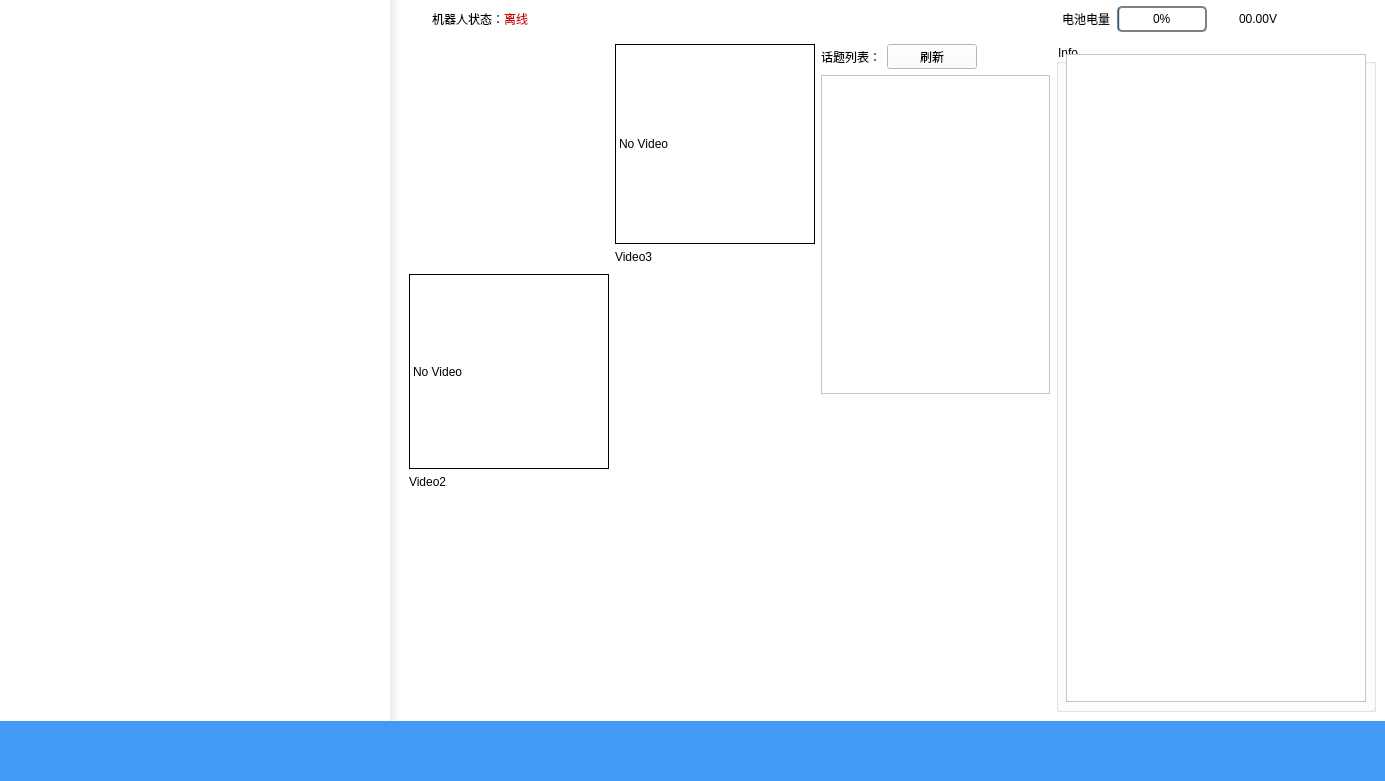
Old version of the form ui/main_window.ui in the repository chengyangkj/Ros_Qt5_Gui_App.
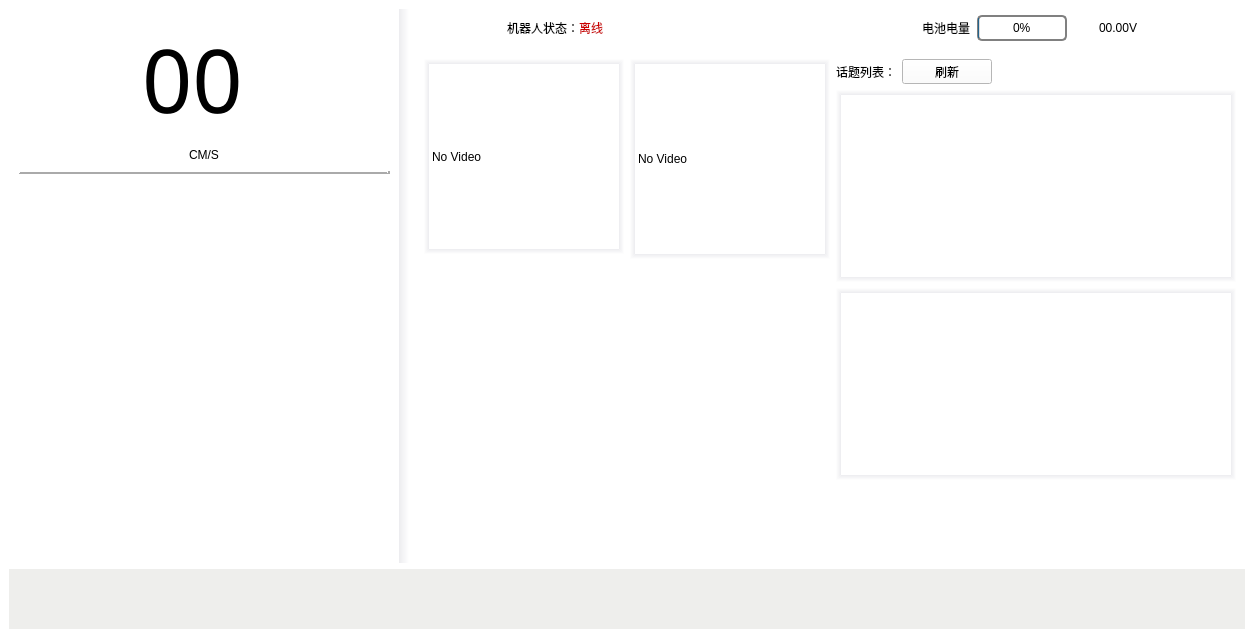
New version of the form. The open tabs and pages were chosen to show the change. Icons and pictures are not drawn.

What changed in the file:
```diff
--- a/ui/main_window.ui
+++ b/ui/main_window.ui
@@ -6,8 +6,8 @@
    <rect>
     <x>0</x>
     <y>0</y>
-    <width>1385</width>
-    <height>781</height>
+    <width>1248</width>
+    <height>638</height>
    </rect>
   </property>
   <property name="windowTitle">
@@ -29,22 +29,7 @@
    <property name="styleSheet">
     <string notr="true">margin:0</string>
    </property>
-   <layout class="QVBoxLayout" name="verticalLayout_8">
-    <property name="spacing">
-     <number>0</number>
-    </property>
-    <property name="leftMargin">
-     <number>0</number>
-    </property>
-    <property name="topMargin">
-     <number>0</number>
-    </property>
-    <property name="rightMargin">
-     <number>0</number>
-    </property>
-    <property name="bottomMargin">
-     <number>0</number>
-    </property>
+   <layout class="QVBoxLayout" name="verticalLayout_10">
     <item>
      <layout class="QVBoxLayout" name="verticalLayout_6">
       <item>
@@ -76,7 +61,139 @@
           <widget class="QWidget" name="page_6">
            <layout class="QVBoxLayout" name="verticalLayout_9">
             <item>
-             <layout class="QVBoxLayout" name="verticalLayout_2"/>
+             <layout class="QVBoxLayout" name="verticalLayout_8">
+              <item>
+               <layout class="QHBoxLayout" name="horizontalLayout_8">
+                <item>
+                 <spacer name="horizontalSpacer_8">
+                  <property name="orientation">
+                   <enum>Qt::Horizontal</enum>
+                  </property>
+                  <property name="sizeHint" stdset="0">
+                   <size>
+                    <width>40</width>
+                    <height>20</height>
+                   </size>
+                  </property>
+                 </spacer>
+                </item>
+                <item>
+                 <layout class="QVBoxLayout" name="verticalLayout_2">
+                  <item>
+                   <widget class="QLabel" name="label_speed">
+                    <property name="minimumSize">
+                     <size>
+                      <width>100</width>
+                      <height>100</height>
+                     </size>
+                    </property>
+                    <property name="maximumSize">
+                     <size>
+                      <width>150</width>
+                      <height>150</height>
+                     </size>
+                    </property>
+                    <property name="font">
+                     <font>
+                      <family>TakaoPGothic</family>
+                      <pointsize>66</pointsize>
+                     </font>
+                    </property>
+                    <property name="text">
+                     <string>00</string>
+                    </property>
+                   </widget>
+                  </item>
+                  <item>
+                   <layout class="QHBoxLayout" name="horizontalLayout_6">
+                    <item>
+                     <spacer name="horizontalSpacer_9">
+                      <property name="orientation">
+                       <enum>Qt::Horizontal</enum>
+                      </property>
+                      <property name="sizeHint" stdset="0">
+                       <size>
+                        <width>40</width>
+                        <height>20</height>
+                       </size>
+                      </property>
+                     </spacer>
+                    </item>
+                    <item>
+                     <widget class="QLabel" name="label_4">
+                      <property name="maximumSize">
+                       <size>
+                        <width>40</width>
+                        <height>17</height>
+                       </size>
+                      </property>
+                      <property name="text">
+                       <string>CM/S</string>
+                      </property>
+                     </widget>
+                    </item>
+                    <item>
+                     <spacer name="horizontalSpacer_10">
+                      <property name="orientation">
+                       <enum>Qt::Horizontal</enum>
+                      </property>
+                      <property name="sizeHint" stdset="0">
+                       <size>
+                        <width>40</width>
+                        <height>20</height>
+                       </size>
+                      </property>
+                     </spacer>
+                    </item>
+                   </layout>
+                  </item>
+                 </layout>
+                </item>
+                <item>
+                 <spacer name="horizontalSpacer_7">
+                  <property name="orientation">
+                   <enum>Qt::Horizontal</enum>
+                  </property>
+                  <property name="sizeHint" stdset="0">
+                   <size>
+                    <width>40</width>
+                    <height>20</height>
+                   </size>
+                  </property>
+                 </spacer>
+                </item>
+               </layout>
+              </item>
+              <item>
+               <widget class="QFrame" name="frame_2">
+                <property name="styleSheet">
+                 <string notr="true"/>
+                </property>
+                <property name="frameShape">
+                 <enum>QFrame::HLine</enum>
+                </property>
+                <property name="frameShadow">
+                 <enum>QFrame::Raised</enum>
+                </property>
+                <property name="lineWidth">
+                 <number>3</number>
+                </property>
+               </widget>
+              </item>
+              <item>
+               <spacer name="verticalSpacer_5">
+                <property name="orientation">
+                 <enum>Qt::Vertical</enum>
+                </property>
+                <property name="sizeHint" stdset="0">
+                 <size>
+                  <width>20</width>
+                  <height>40</height>
+                 </size>
+                </property>
+               </spacer>
+              </item>
+             </layout>
             </item>
            </layout>
           </widget>
@@ -511,6 +628,19 @@
              </property>
              <item>
               <layout class="QHBoxLayout" name="horizontalLayout_3">
+               <item>
+                <widget class="QLabel" name="label_time">
+                 <property name="minimumSize">
+                  <size>
+                   <width>60</width>
+                   <height>0</height>
+                  </size>
+                 </property>
+                 <property name="text">
+                  <string/>
+                 </property>
+                </widget>
+               </item>
                <item>
                 <widget class="QLabel" name="label_19">
                  <property name="minimumSize">
@@ -1122,12 +1252,6 @@
                  <layout class="QHBoxLayout" name="horizontalLayout_16">
                   <item>
                    <layout class="QVBoxLayout" name="verticalLayout_11">
-                    <item>
-                     <widget class="QStackedWidget" name="stackedWidget">
-                      <widget class="QWidget" name="page"/>
-                      <widget class="QWidget" name="page_2"/>
-                     </widget>
-                    </item>
                     <item>
                      <widget class="QLabel" name="label_video2">
                       <property name="minimumSize">
@@ -1143,26 +1267,20 @@
                        </size>
                       </property>
                       <property name="styleSheet">
-                       <string notr="true">border:1px solid rgb(0, 0, 0)</string>
+                       <string notr="true">QLabel{
+border-top: 5px solid qlineargradient(y0:0, y1:1,stop: 0 #ececef, stop: 1 white);
+border-left: 5px solid qlineargradient(x0:0, x1:1,stop: 0 #ececef, stop: 1 white);
+ border-bottom: 5px solid qlineargradient(y0:0, y1:1,stop: 0 white, stop: 1  #ececef);
+border-right: 5px solid qlineargradient(x0:0, x1:1,stop:  0 white, stop: 1 #ececef);
+background-color: rgb(255,255,255);
+}
+</string>
                       </property>
                       <property name="text">
                        <string>No Video</string>
                       </property>
                      </widget>
                     </item>
-                    <item>
-                     <widget class="QLabel" name="label_v_name2">
-                      <property name="maximumSize">
-                       <size>
-                        <width>90</width>
-                        <height>30</height>
-                       </size>
-                      </property>
-                      <property name="text">
-                       <string>Video2</string>
-                      </property>
-                     </widget>
-                    </item>
                     <item>
                      <spacer name="verticalSpacer">
                       <property name="orientation">
@@ -1195,26 +1313,20 @@
                        </size>
                       </property>
                       <property name="styleSheet">
-                       <string notr="true">border:1px solid rgb(0, 0, 0)</string>
+                       <string notr="true">QLabel{
+border-top: 5px solid qlineargradient(y0:0, y1:1,stop: 0 #ececef, stop: 1 white);
+border-left: 5px solid qlineargradient(x0:0, x1:1,stop: 0 #ececef, stop: 1 white);
+ border-bottom: 5px solid qlineargradient(y0:0, y1:1,stop: 0 white, stop: 1  #ececef);
+border-right: 5px solid qlineargradient(x0:0, x1:1,stop:  0 white, stop: 1 #ececef);
+background-color: rgb(255,255,255);
+}
+</string>
                       </property>
                       <property name="text">
                        <string>No Video</string>
                       </property>
                      </widget>
                     </item>
-                    <item>
-                     <widget class="QLabel" name="label_v_name3">
-                      <property name="maximumSize">
-                       <size>
-                        <width>16777215</width>
-                        <height>15</height>
-                       </size>
-                      </property>
-                      <property name="text">
-                       <string>Video3</string>
-                      </property>
-                     </widget>
-                    </item>
                     <item>
                      <spacer name="verticalSpacer_2">
                       <property name="orientation">
@@ -1292,7 +1404,44 @@
                      </layout>
                     </item>
                     <item>
-                     <widget class="QListWidget" name="topic_listWidget"/>
+                     <widget class="QListWidget" name="topic_listWidget">
+                      <property name="styleSheet">
+                       <string notr="true">QListWidget{
+border-top: 5px solid qlineargradient(y0:0, y1:1,stop: 0 #ececef, stop: 1 white);
+border-left: 5px solid qlineargradient(x0:0, x1:1,stop: 0 #ececef, stop: 1 white);
+ border-bottom: 5px solid qlineargradient(y0:0, y1:1,stop: 0 white, stop: 1  #ececef);
+border-right: 5px solid qlineargradient(x0:0, x1:1,stop:  0 white, stop: 1 #ececef);
+background-color: rgb(255,255,255);
+}
+</string>
+                      </property>
+                     </widget>
+                    </item>
+                    <item>
+                     <widget class="QListView" name="view_logging">
+                      <property name="minimumSize">
+                       <size>
+                        <width>300</width>
+                        <height>0</height>
+                       </size>
+                      </property>
+                      <property name="maximumSize">
+                       <size>
+                        <width>12312312</width>
+                        <height>12312312</height>
+                       </size>
+                      </property>
+                      <property name="styleSheet">
+                       <string notr="true">QListView{
+border-top: 5px solid qlineargradient(y0:0, y1:1,stop: 0 #ececef, stop: 1 white);
+border-left: 5px solid qlineargradient(x0:0, x1:1,stop: 0 #ececef, stop: 1 white);
+ border-bottom: 5px solid qlineargradient(y0:0, y1:1,stop: 0 white, stop: 1  #ececef);
+border-right: 5px solid qlineargradient(x0:0, x1:1,stop:  0 white, stop: 1 #ececef);
+background-color: rgb(255,255,255);
+}
+</string>
+                      </property>
+                     </widget>
                     </item>
                     <item>
                      <spacer name="verticalSpacer_3">
@@ -1311,37 +1460,6 @@
                   </item>
                  </layout>
                 </item>
-                <item>
-                 <widget class="QGroupBox" name="groupBox_4">
-                  <property name="maximumSize">
-                   <size>
-                    <width>16777215</width>
-                    <height>16777215</height>
-                   </size>
-                  </property>
-                  <property name="title">
-                   <string>Info</string>
-                  </property>
-                  <layout class="QGridLayout" name="gridLayout_8">
-                   <item row="0" column="0">
-                    <widget class="QListView" name="view_logging">
-                     <property name="minimumSize">
-                      <size>
-                       <width>300</width>
-                       <height>0</height>
-                      </size>
-                     </property>
-                     <property name="maximumSize">
-                      <size>
-                       <width>12312312</width>
-                       <height>12312312</height>
-                      </size>
-                     </property>
-                    </widget>
-                   </item>
-                  </layout>
-                 </widget>
-                </item>
                </layout>
               </item>
              </layout>
@@ -1362,7 +1480,7 @@
         </property>
         <property name="styleSheet">
          <string notr="true">QWidget{
-background-color:rgb(67, 154, 246);
+background-color:rgb(211, 215, 207);
 }</string>
         </property>
         <layout class="QHBoxLayout" name="horizontalLayout_24">
@@ -1404,7 +1522,7 @@
 background-color:green
 }
 QPushButton{
-background-color:rgb(67, 154, 246);
+background-color:rgb(238, 238, 236);
 border:none; 
 padding:0px 0px 0px 0px;
 margin:0px 0px 0px 0px;
@@ -1442,7 +1560,7 @@
 background-color:green
 }
 QPushButton{
-background-color:rgb(67, 154, 246);
+background-color:rgb(238, 238, 236);
 border:none; 
 padding:0px 0px 0px 0px;
 margin:0px 0px 0px 0px;
@@ -1483,7 +1601,7 @@
 background-color:green
 }
 QPushButton{
-background-color:rgb(67, 154, 246);
+background-color:rgb(238, 238, 236);
 border:none; 
 padding:0px 0px 0px 0px;
 margin:0px 0px 0px 0px;
@@ -1528,7 +1646,7 @@
 background-color:green
 }
 QPushButton{
-background-color:rgb(67, 154, 246);
+background-color:rgb(238, 238, 236);
 border:none; 
 padding:0px 0px 0px 0px;
 margin:0px 0px 0px 0px;
@@ -1573,8 +1691,10 @@
 background-color:green
 }
 QPushButton{
-background-color:rgb(67, 154, 246);
+background-color:rgb(238, 238, 236);
 border:none; 
+padding:0px 0px 0px 0px;
+margin:0px 0px 0px 0px;
 }</string>
              </property>
              <property name="text">
@@ -1616,8 +1736,10 @@
 background-color:green
 }
 QPushButton{
-background-color:rgb(67, 154, 246);
+background-color:rgb(238, 238, 236);
 border:none; 
+padding:0px 0px 0px 0px;
+margin:0px 0px 0px 0px;
 }</string>
              </property>
              <property name="text">
```
Left out of the diff: 65 changed lines with no effect on the pictures.
